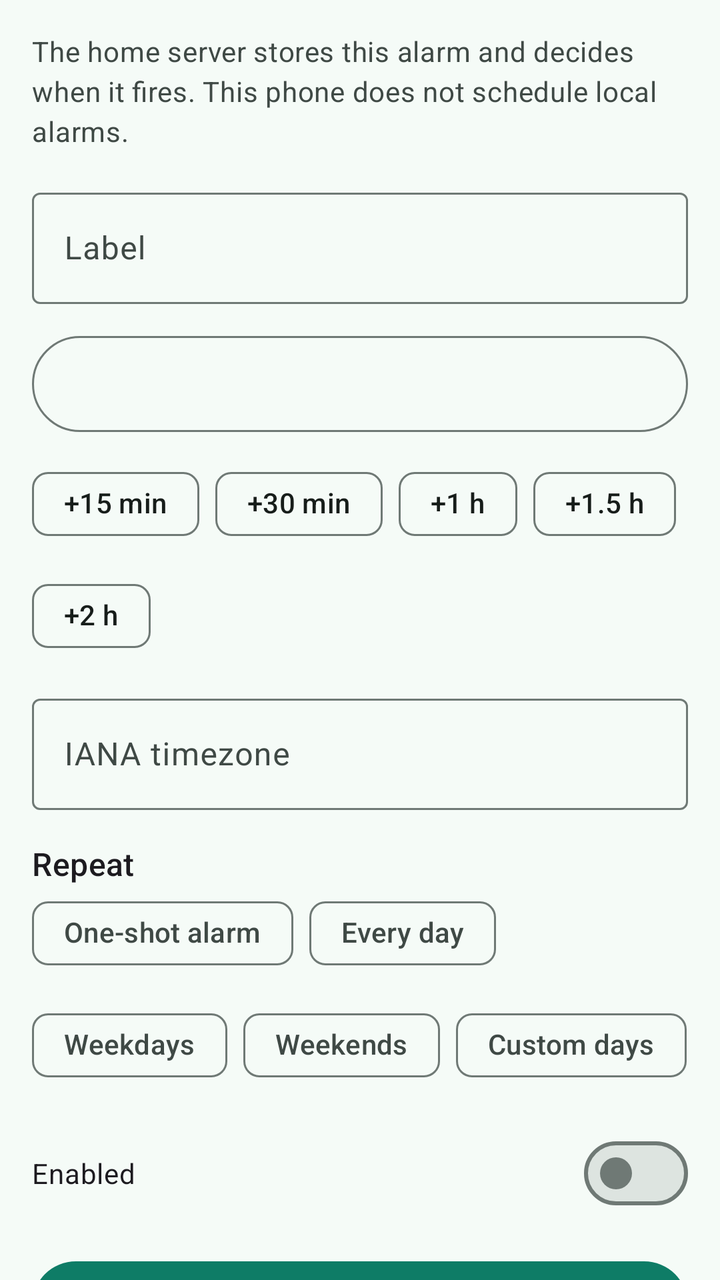
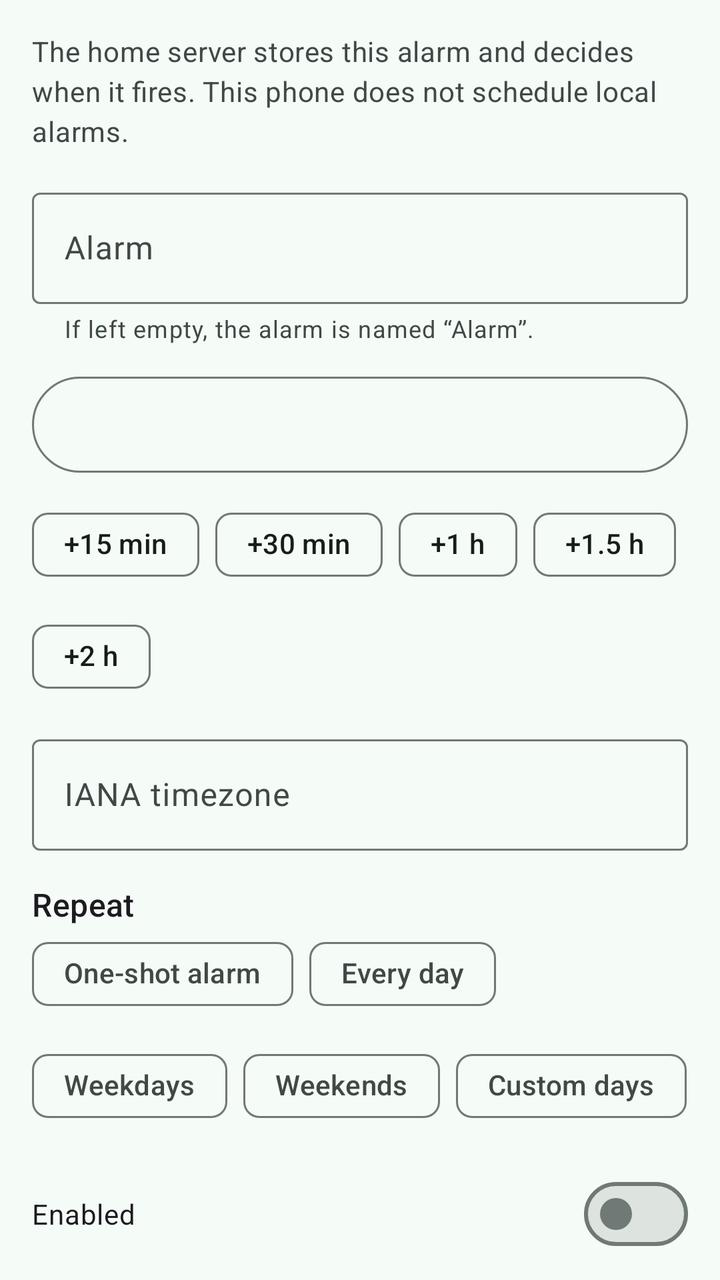

Screens rendered from an Android XML layout before and after an edit, with the pre-edit source and the edit as a unified diff.
<!-- AndroidManifest.xml: another module's application theme Theme.Home -->
<!-- res/layout/fragment_alarm_editor.xml -->
<?xml version="1.0" encoding="utf-8"?>
<androidx.core.widget.NestedScrollView xmlns:android="http://schemas.android.com/apk/res/android"
    xmlns:app="http://schemas.android.com/apk/res-auto"
    android:layout_width="match_parent"
    android:layout_height="match_parent"
    android:fillViewport="true">

    <LinearLayout
        android:layout_width="match_parent"
        android:layout_height="wrap_content"
        android:orientation="vertical"
        android:padding="@dimen/alarms_screen_margin">

        <TextView
            android:layout_width="match_parent"
            android:layout_height="wrap_content"
            android:text="@string/alarms_editor_hint"
            android:textAppearance="?attr/textAppearanceBodyMedium"
            android:textColor="?attr/colorOnSurfaceVariant" />

        <com.google.android.material.textfield.TextInputLayout
            android:layout_width="match_parent"
            android:layout_height="wrap_content"
            android:layout_marginTop="16dp"
            android:hint="@string/alarms_editor_label"
            style="@style/Widget.Material3.TextInputLayout.OutlinedBox">

            <com.google.android.material.textfield.TextInputEditText
                android:id="@+id/alarm_editor_label"
                android:layout_width="match_parent"
                android:layout_height="wrap_content"
                android:imeOptions="actionNext"
                android:inputType="textCapSentences"
                android:maxLength="120" />
        </com.google.android.material.textfield.TextInputLayout>

        <com.google.android.material.button.MaterialButton
            android:id="@+id/alarm_editor_time"
            style="@style/Widget.Material3.Button.OutlinedButton"
            android:layout_width="match_parent"
            android:layout_height="wrap_content"
            android:layout_marginTop="12dp"
            android:minHeight="56dp"
            android:textAllCaps="false" />

        
        <com.google.android.material.chip.ChipGroup
            android:id="@+id/alarm_editor_quick_offsets"
            android:layout_width="match_parent"
            android:layout_height="wrap_content"
            android:layout_marginTop="8dp"
            app:singleLine="false">

            <com.google.android.material.chip.Chip
                android:id="@+id/quick_offset_15"
                style="@style/Widget.Material3.Chip.Assist"
                android:layout_width="wrap_content"
                android:layout_height="wrap_content"
                android:text="@string/alarms_quick_offset_15" />

            <com.google.android.material.chip.Chip
                android:id="@+id/quick_offset_30"
                style="@style/Widget.Material3.Chip.Assist"
                android:layout_width="wrap_content"
                android:layout_height="wrap_content"
                android:text="@string/alarms_quick_offset_30" />

            <com.google.android.material.chip.Chip
                android:id="@+id/quick_offset_60"
                style="@style/Widget.Material3.Chip.Assist"
                android:layout_width="wrap_content"
                android:layout_height="wrap_content"
                android:text="@string/alarms_quick_offset_60" />

            <com.google.android.material.chip.Chip
                android:id="@+id/quick_offset_90"
                style="@style/Widget.Material3.Chip.Assist"
                android:layout_width="wrap_content"
                android:layout_height="wrap_content"
                android:text="@string/alarms_quick_offset_90" />

            <com.google.android.material.chip.Chip
                android:id="@+id/quick_offset_120"
                style="@style/Widget.Material3.Chip.Assist"
                android:layout_width="wrap_content"
                android:layout_height="wrap_content"
                android:text="@string/alarms_quick_offset_120" />
        </com.google.android.material.chip.ChipGroup>

        <com.google.android.material.button.MaterialButton
            android:id="@+id/alarm_editor_date"
            style="@style/Widget.Material3.Button.OutlinedButton"
            android:layout_width="match_parent"
            android:layout_height="wrap_content"
            android:layout_marginTop="8dp"
            android:minHeight="56dp"
            android:textAllCaps="false"
            android:visibility="gone" />

        <com.google.android.material.textfield.TextInputLayout
            android:layout_width="match_parent"
            android:layout_height="wrap_content"
            android:layout_marginTop="12dp"
            android:hint="@string/alarms_editor_timezone"
            style="@style/Widget.Material3.TextInputLayout.OutlinedBox">

            <com.google.android.material.textfield.TextInputEditText
                android:id="@+id/alarm_editor_timezone"
                android:layout_width="match_parent"
                android:layout_height="wrap_content"
                android:inputType="textNoSuggestions" />
        </com.google.android.material.textfield.TextInputLayout>

        <TextView
            android:layout_width="match_parent"
            android:layout_height="wrap_content"
            android:layout_marginTop="16dp"
            android:text="@string/alarms_editor_repeat"
            android:textAppearance="?attr/textAppearanceTitleMedium" />

        <com.google.android.material.chip.ChipGroup
            android:id="@+id/alarm_editor_repeat_group"
            android:layout_width="match_parent"
            android:layout_height="wrap_content"
            app:singleLine="false"
            app:singleSelection="true">

            <com.google.android.material.chip.Chip
                android:id="@+id/repeat_once"
                style="@style/Widget.Material3.Chip.Filter"
                android:layout_width="wrap_content"
                android:layout_height="wrap_content"
                android:checkable="true"
                android:text="@string/alarms_repeat_once" />

            <com.google.android.material.chip.Chip
                android:id="@+id/repeat_daily"
                style="@style/Widget.Material3.Chip.Filter"
                android:layout_width="wrap_content"
                android:layout_height="wrap_content"
                android:checkable="true"
                android:text="@string/alarms_repeat_daily" />

            <com.google.android.material.chip.Chip
                android:id="@+id/repeat_weekdays"
                style="@style/Widget.Material3.Chip.Filter"
                android:layout_width="wrap_content"
                android:layout_height="wrap_content"
                android:checkable="true"
                android:text="@string/alarms_repeat_weekdays" />

            <com.google.android.material.chip.Chip
                android:id="@+id/repeat_weekends"
                style="@style/Widget.Material3.Chip.Filter"
                android:layout_width="wrap_content"
                android:layout_height="wrap_content"
                android:checkable="true"
                android:text="@string/alarms_repeat_weekends" />

            <com.google.android.material.chip.Chip
                android:id="@+id/repeat_custom"
                style="@style/Widget.Material3.Chip.Filter"
                android:layout_width="wrap_content"
                android:layout_height="wrap_content"
                android:checkable="true"
                android:text="@string/alarms_repeat_custom" />
        </com.google.android.material.chip.ChipGroup>

        <TextView
            android:id="@+id/alarm_editor_days_label"
            android:layout_width="match_parent"
            android:layout_height="wrap_content"
            android:layout_marginTop="12dp"
            android:text="@string/alarms_editor_days"
            android:textAppearance="?attr/textAppearanceTitleMedium"
            android:visibility="gone" />

        <com.google.android.material.chip.ChipGroup
            android:id="@+id/alarm_editor_days_group"
            android:layout_width="match_parent"
            android:layout_height="wrap_content"
            app:singleLine="false"
            app:singleSelection="false"
            android:visibility="gone">

            <com.google.android.material.chip.Chip
                android:id="@+id/day_1"
                style="@style/Widget.Material3.Chip.Filter"
                android:layout_width="wrap_content"
                android:layout_height="wrap_content"
                android:checkable="true"
                android:text="@string/alarms_day_mon" />

            <com.google.android.material.chip.Chip
                android:id="@+id/day_2"
                style="@style/Widget.Material3.Chip.Filter"
                android:layout_width="wrap_content"
                android:layout_height="wrap_content"
                android:checkable="true"
                android:text="@string/alarms_day_tue" />

            <com.google.android.material.chip.Chip
                android:id="@+id/day_3"
                style="@style/Widget.Material3.Chip.Filter"
                android:layout_width="wrap_content"
                android:layout_height="wrap_content"
                android:checkable="true"
                android:text="@string/alarms_day_wed" />

            <com.google.android.material.chip.Chip
                android:id="@+id/day_4"
                style="@style/Widget.Material3.Chip.Filter"
                android:layout_width="wrap_content"
                android:layout_height="wrap_content"
                android:checkable="true"
                android:text="@string/alarms_day_thu" />

            <com.google.android.material.chip.Chip
                android:id="@+id/day_5"
                style="@style/Widget.Material3.Chip.Filter"
                android:layout_width="wrap_content"
                android:layout_height="wrap_content"
                android:checkable="true"
                android:text="@string/alarms_day_fri" />

            <com.google.android.material.chip.Chip
                android:id="@+id/day_6"
                style="@style/Widget.Material3.Chip.Filter"
                android:layout_width="wrap_content"
                android:layout_height="wrap_content"
                android:checkable="true"
                android:text="@string/alarms_day_sat" />

            <com.google.android.material.chip.Chip
                android:id="@+id/day_7"
                style="@style/Widget.Material3.Chip.Filter"
                android:layout_width="wrap_content"
                android:layout_height="wrap_content"
                android:checkable="true"
                android:text="@string/alarms_day_sun" />
        </com.google.android.material.chip.ChipGroup>

        <com.google.android.material.materialswitch.MaterialSwitch
            android:id="@+id/alarm_editor_enabled"
            android:layout_width="match_parent"
            android:layout_height="wrap_content"
            android:layout_marginTop="16dp"
            android:minHeight="48dp"
            android:text="@string/alarms_enabled" />

        <TextView
            android:id="@+id/alarm_editor_error"
            android:layout_width="match_parent"
            android:layout_height="wrap_content"
            android:layout_marginTop="8dp"
            android:textColor="?attr/colorError"
            android:visibility="gone" />

        <com.google.android.material.button.MaterialButton
            android:id="@+id/alarm_editor_save"
            android:layout_width="match_parent"
            android:layout_height="wrap_content"
            android:layout_marginTop="16dp"
            android:minHeight="52dp"
            android:text="@string/alarms_editor_save" />

        <com.google.android.material.button.MaterialButton
            android:id="@+id/alarm_editor_delete"
            style="@style/Widget.Material3.Button.TextButton"
            android:layout_width="match_parent"
            android:layout_height="wrap_content"
            android:layout_marginTop="8dp"
            android:minHeight="48dp"
            android:text="@string/alarms_editor_delete"
            android:textColor="?attr/colorError"
            android:visibility="gone" />

        <ProgressBar
            android:id="@+id/alarm_editor_progress"
            android:layout_width="wrap_content"
            android:layout_height="wrap_content"
            android:layout_gravity="center_horizontal"
            android:layout_marginTop="12dp"
            android:visibility="gone" />
    </LinearLayout>
</androidx.core.widget.NestedScrollView>
<!-- resources referenced by this layout -->
<resources>
  <dimen name="alarms_screen_margin">16dp</dimen>
  <string name="alarms_day_fri">Fri</string>
  <string name="alarms_day_mon">Mon</string>
  <string name="alarms_day_sat">Sat</string>
  <string name="alarms_day_sun">Sun</string>
  <string name="alarms_day_thu">Thu</string>
  <string name="alarms_day_tue">Tue</string>
  <string name="alarms_day_wed">Wed</string>
  <string name="alarms_editor_days">Days</string>
  <string name="alarms_editor_delete">Delete alarm</string>
  <string name="alarms_editor_hint">The home server stores this alarm and decides when it fires. This phone does not schedule local alarms.</string>
  <string name="alarms_editor_label">Label</string>
  <string name="alarms_editor_repeat">Repeat</string>
  <string name="alarms_editor_save">Save on server</string>
  <string name="alarms_editor_timezone">IANA timezone</string>
  <string name="alarms_enabled">Enabled</string>
  <string name="alarms_quick_offset_120">+2 h</string>
  <string name="alarms_quick_offset_15">+15 min</string>
  <string name="alarms_quick_offset_30">+30 min</string>
  <string name="alarms_quick_offset_60">+1 h</string>
  <string name="alarms_quick_offset_90">+1.5 h</string>
  <string name="alarms_repeat_custom">Custom days</string>
  <string name="alarms_repeat_daily">Every day</string>
  <string name="alarms_repeat_once">One-shot alarm</string>
  <string name="alarms_repeat_weekdays">Weekdays</string>
  <string name="alarms_repeat_weekends">Weekends</string>
  <color name="home_primary">#0E7C66</color>
  <color name="home_on_primary">#FFFFFF</color>
  <color name="home_primary_container">#BDF2E0</color>
  <color name="home_on_primary_container">#00201A</color>
  <color name="home_secondary">#4A635B</color>
  <color name="home_on_secondary">#FFFFFF</color>
  <color name="home_secondary_container">#CCE8DE</color>
  <color name="home_on_secondary_container">#05201A</color>
  <color name="home_tertiary">#8A5100</color>
  <color name="home_on_tertiary">#FFFFFF</color>
  <color name="home_tertiary_container">#FFDDB6</color>
  <color name="home_on_tertiary_container">#2C1600</color>
  <color name="home_error">#BA1A1A</color>
  <color name="home_surface">#F5FBF7</color>
  <color name="home_on_surface">#171D1A</color>
  <color name="home_on_surface_variant">#3F4945</color>
  <color name="home_surface_container_low">#EFF5F1</color>
  <color name="home_surface_container">#E9F0EC</color>
  <color name="home_surface_container_high">#E3EAE6</color>
  <color name="home_surface_container_highest">#DDE4E0</color>
  <color name="home_outline">#6F7975</color>
  <color name="home_outline_variant">#BFC9C4</color>
  <style name="ShapeAppearance.Home.Small" parent="ShapeAppearance.Material3.SmallComponent">
          <item name="cornerFamily">rounded</item>
          <item name="cornerSize">14dp</item>
      </style>
  <style name="ShapeAppearance.Home.Medium" parent="ShapeAppearance.Material3.MediumComponent">
          <item name="cornerFamily">rounded</item>
          <item name="cornerSize">22dp</item>
      </style>
  <style name="ShapeAppearance.Home.Large" parent="ShapeAppearance.Material3.LargeComponent">
          <item name="cornerFamily">rounded</item>
          <item name="cornerSize">28dp</item>
      </style>
  <style name="Widget.Home.PopupMenu.Overflow" parent="Widget.Home.PopupMenu" />
  <dimen name="ui_popup_elevation">8dp</dimen>
  <style name="TextAppearance.Home.PopupItem" parent="TextAppearance.Material3.BodyLarge">
          <item name="android:textColor">?attr/colorOnSurface</item>
      </style>
  <dimen name="ui_popup_inset">8dp</dimen>
  <!-- unchanged entries left out for length: 4 -->
</resources>

<!-- the commit's change to res/layout/fragment_alarm_editor.xml (unified diff, before → after) -->
@@ -19,10 +19,12 @@
             android:textColor="?attr/colorOnSurfaceVariant" />
 
         <com.google.android.material.textfield.TextInputLayout
-            android:layout_width="match_parent"
-            android:layout_height="wrap_content"
-            android:layout_marginTop="16dp"
-            android:hint="@string/alarms_editor_label"
+            android:id="@+id/alarm_editor_label_layout"
+            android:layout_width="match_parent"
+            android:layout_height="wrap_content"
+            android:layout_marginTop="16dp"
+            android:hint="@string/alarms_label_default"
+            app:helperText="@string/alarms_label_default_hint"
             style="@style/Widget.Material3.TextInputLayout.OutlinedBox">
 
             <com.google.android.material.textfield.TextInputEditText
<!-- resource entries referenced after the edit -->
@@ -11,11 +11,12 @@
   <string name="alarms_editor_days">Days</string>
   <string name="alarms_editor_delete">Delete alarm</string>
   <string name="alarms_editor_hint">The home server stores this alarm and decides when it fires. This phone does not schedule local alarms.</string>
-  <string name="alarms_editor_label">Label</string>
   <string name="alarms_editor_repeat">Repeat</string>
   <string name="alarms_editor_save">Save on server</string>
   <string name="alarms_editor_timezone">IANA timezone</string>
   <string name="alarms_enabled">Enabled</string>
+  <string name="alarms_label_default">Alarm</string>
+  <string name="alarms_label_default_hint">If left empty, the alarm is named “Alarm”.</string>
   <string name="alarms_quick_offset_120">+2 h</string>
   <string name="alarms_quick_offset_15">+15 min</string>
   <string name="alarms_quick_offset_30">+30 min</string>
